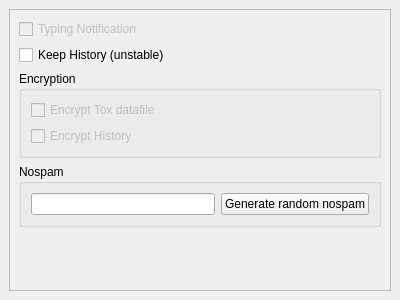
Above: src/widget/form/settings/privacysettings.ui from qTox/qTox before the change. Below: the same form after it.
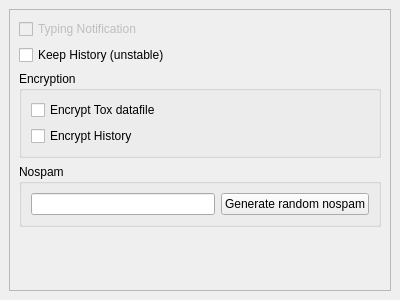
That is the form after the change.

```diff
--- a/src/widget/form/settings/privacysettings.ui
+++ b/src/widget/form/settings/privacysettings.ui
@@ -73,7 +73,7 @@
           <item>
            <widget class="QCheckBox" name="cbEncryptTox">
             <property name="enabled">
-             <bool>false</bool>
+             <bool>true</bool>
             </property>
             <property name="text">
              <string>Encrypt Tox datafile</string>
@@ -83,13 +83,13 @@
           <item>
            <widget class="QCheckBox" name="cbEncryptHistory">
             <property name="enabled">
-             <bool>false</bool>
+             <bool>true</bool>
             </property>
             <property name="text">
              <string>Encrypt History</string>
             </property>
             <property name="checkable">
-             <bool>false</bool>
+             <bool>true</bool>
             </property>
            </widget>
           </item>
```
